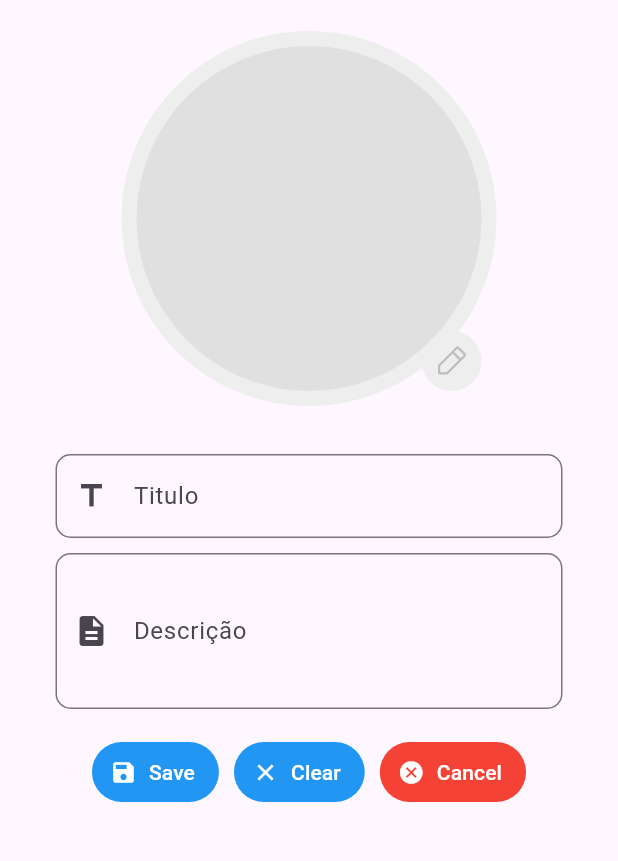
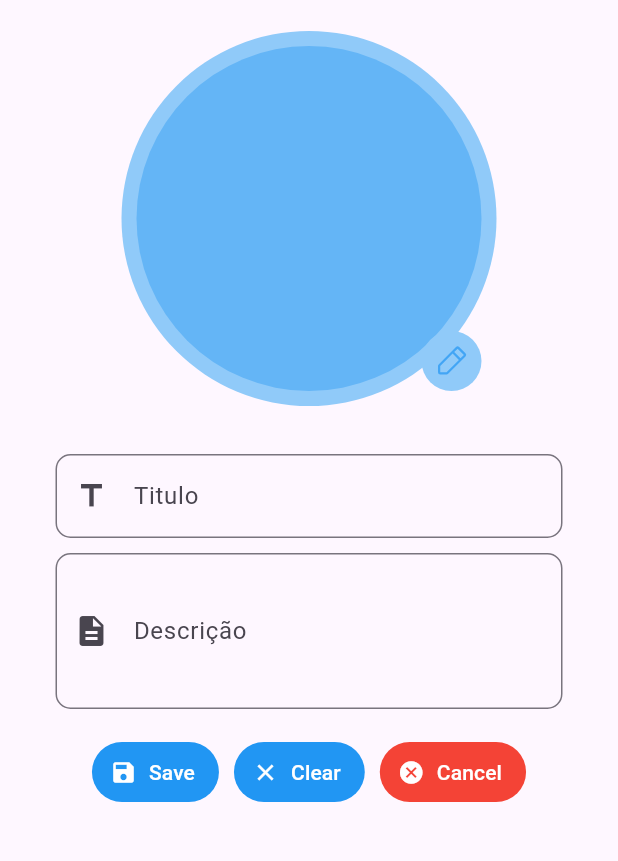
Before and after one commit to jGledsonSilva/Teste_Pratico_Flutter, a Flutter app: the EditItemPage screen opened by its route, on a phone screen of 412 x 824 dp, the part 71-932 px from its top. Run offline on Flutter 3.47's test engine with Material 3 defaults, Android fonts, the phone set to English and light mode, and no system bars; our stand-ins replace flutter_slidable, image_picker, phosphor_flutter, shared_preferences; accounts and stored records are empty.

Commit message:
explicação

```diff
--- a/listagem_de_itens/lib/pages/edit_item_page.dart
+++ b/listagem_de_itens/lib/pages/edit_item_page.dart
@@ -145,10 +145,10 @@ class _EditItemPageState extends State<EditItemPage> {
           children: [
             CircleAvatar(
               radius: 125,
-              backgroundColor: Colors.grey[200],
+              backgroundColor: Colors.blue[200],
               child: CircleAvatar(
                 radius: 115,
-                backgroundColor: Colors.grey[300],
+                backgroundColor: Colors.blue[300],
                 backgroundImage:
                     image.text.isNotEmpty ? FileImage(File(image.text)) : null,
               ),
@@ -157,12 +157,12 @@ class _EditItemPageState extends State<EditItemPage> {
               bottom: 10,
               right: 10,
               child: CircleAvatar(
-                backgroundColor: Colors.grey[200],
+                backgroundColor: Colors.blue[200],
                 child: IconButton(
                   onPressed: _showOpcoesBottomSheet,
                   icon: Icon(
                     PhosphorIcons.pencilSimple,
-                    color: Colors.grey[400],
+                    color: Colors.blue[400],
                   ),
                 ),
               ),
```
Also changed, not shown: foto/explicação.png (added), 1 other file.
